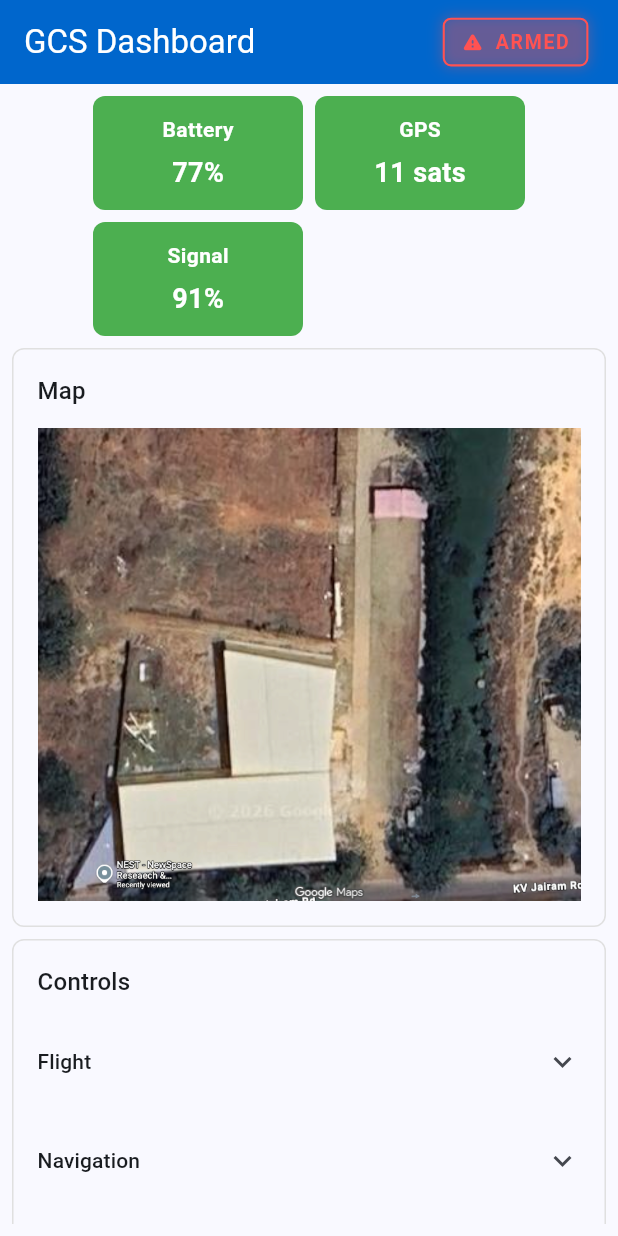
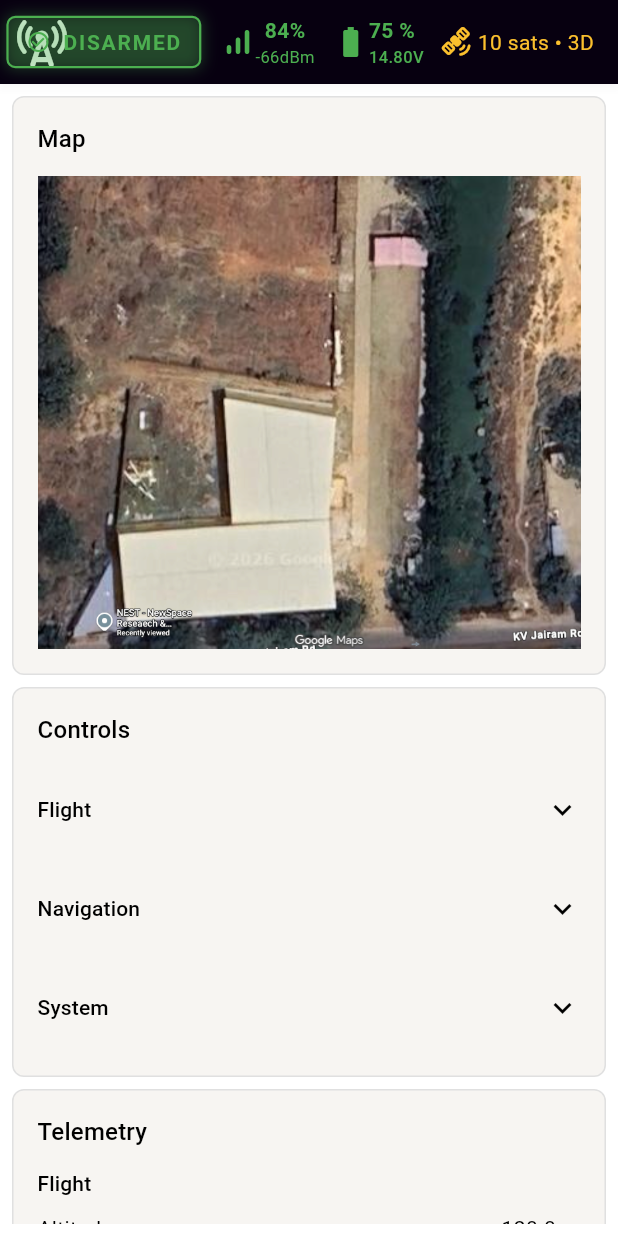
Before and after one commit to karthikeya-tummala/gcs_app, a Flutter app: the screen it shows after launch, on a phone screen of 412 x 824 dp. Run offline on Flutter 3.47's test engine with Material 3 defaults, Android fonts, the phone set to English and light mode, and no system bars.

Commit message:
Day 2 Task

```diff
--- a/lib/controllers/dashboard_controller.dart
+++ b/lib/controllers/dashboard_controller.dart
@@ -24,23 +24,53 @@ class DashboardController extends ChangeNotifier {
   int latency = 120;
 
   void start() {
-    _timer = Timer.periodic(const Duration(seconds: 2), (_) {
-      battery = (battery + _random.nextInt(11) - 5).clamp(0, 100);
-      gps = 6 + _random.nextInt(10);
-      signal = (signal + _random.nextInt(15) - 7).clamp(0, 100);
-      armed = _random.nextBool();
+    _timer = Timer.periodic(const Duration(seconds: 1), (_) {
+      if (armed) {
+        // Simulated climb/descent physics
+        verticalSpeed = (_random.nextDouble() * 2 - 1).clamp(-2, 2);
+        altitude = (altitude + verticalSpeed).clamp(0, 500);
 
-      altitude += _random.nextDouble() * 4 - 2;
-      groundSpeed = (groundSpeed + _random.nextDouble() - 0.5).clamp(0, 50);
-      verticalSpeed = _random.nextDouble() * 2 - 1;
-      heading = (heading + _random.nextInt(20) - 10) % 360;
+        // Ground speed tied to activity
+        groundSpeed = (groundSpeed + (_random.nextDouble() - 0.5))
+            .clamp(0, 20);
 
-      voltage = 14.0 + _random.nextDouble();
-      current = 8 + _random.nextDouble() * 4;
-      consumed += 0.05;
+        // Battery drain proportional to current
+        current = 6 + groundSpeed * 0.4;
+        voltage = (voltage - 0.005).clamp(13.5, 16.8);
+        consumed += current * 0.0003;
+        battery = (battery - 1).clamp(0, 100);
+      }
 
-      rssi = -70 + _random.nextInt(15);
-      latency = 100 + _random.nextInt(50);
+      // GPS realistic range
+      gps = 10 + _random.nextInt(8); // 10–17 sats
+
+      // Signal affects RSSI
+
+      const int targetSignal = 88;
+
+      // Mean reversion
+      signal += ((targetSignal - signal) * 0.15).round();
+
+      // Small noise
+      signal += _random.nextInt(5) - 2;
+
+      // Rare dip
+      if (_random.nextDouble() < 0.02) {
+        signal -= 20;
+      }
+
+      // Clamp
+      signal = signal.clamp(60, 100);
+
+      // Realistic RSSI mapping
+      rssi = -90 + (signal - 60);
+
+      // Latency correlation
+      latency = (200 - signal).clamp(40, 200);
+
+
+      // Heading continuous rotation
+      heading = (heading + _random.nextInt(10)) % 360;
 
       notifyListeners();
     });
--- a/lib/main.dart
+++ b/lib/main.dart
@@ -14,7 +14,24 @@ class MyApp extends StatelessWidget {
       debugShowCheckedModeBanner: false,
       title: 'Ground Control Station',
       theme: ThemeData(
-        colorScheme: .fromSeed(seedColor: const Color(0x0066CC)),
+        scaffoldBackgroundColor: Colors.white,
+
+        colorScheme: const ColorScheme.light(
+          surface: Color(0xFFF7F5F2), // subtle cream over white
+        ),
+
+        cardColor: const Color(0xFFF7F5F2),
+
+        appBarTheme: const AppBarTheme(
+          backgroundColor: Colors.black,
+          elevation: 2,
+          foregroundColor: Colors.white,
+          shadowColor: Colors.black12,
+        ),
+
+        bottomSheetTheme: const BottomSheetThemeData(
+          backgroundColor: Color(0xFFF7F5F2),
+        ),
       ),
       home: const DashboardScreen(),
     );
--- a/lib/models/status_type.dart
+++ /dev/null
@@ -1,6 +0,0 @@
-enum StatusType {
-  battery,
-  gps,
-  signal,
-  armed,
-}
--- a/lib/screens/dashboard_screen.dart
+++ b/lib/screens/dashboard_screen.dart
@@ -1,11 +1,12 @@
 import 'package:flutter/material.dart';
+import 'package:gcs_app/widgets/battery_indicator.dart';
+import 'package:gcs_app/widgets/gps_indicator.dart';
+import 'package:gcs_app/widgets/signal_indicator.dart';
 import '../controllers/dashboard_controller.dart';
-import '../widgets/status_card.dart';
 import '../widgets/armed_indicator.dart';
 import '../widgets/controls_panel.dart';
 import '../widgets/telemetry_panel.dart';
 import '../widgets/map_panel.dart';
-import '../models/status_type.dart';
 
 class DashboardScreen extends StatefulWidget {
   const DashboardScreen({super.key});
@@ -39,47 +40,31 @@ class _DashboardScreenState extends State<DashboardScreen> {
 
     return Scaffold(
       appBar: AppBar(
-        backgroundColor: const Color(0xFF0066CC),
-        foregroundColor: Colors.white,
+        leading: Icon(Icons.cell_tower_rounded, size: 40),
         title: const Text('GCS Dashboard'),
         actions: [
-          ArmedIndicator(isArmed: controller.armed),
-          const SizedBox(width: 16),
+          Padding(
+            padding: const EdgeInsets.only(right: 12),
+            child: ArmedIndicator(isArmed: controller.armed),
+          ),
+          Padding(
+            padding: const EdgeInsets.only(right: 12),
+            child: SignalIndicator(signalStrength: controller.rssi, signalPercentage: controller.signal)
+          ),
+          Padding(
+            padding: const EdgeInsets.only(right: 12),
+            child: BatteryIndicator(batteryPercentage: controller.battery, voltage: controller.voltage)
+          ),
+          Padding(
+              padding: const EdgeInsets.only(right: 16),
+              child: GPSIndicator(gps: controller.gps),
+          ),
         ],
       ),
       body: SafeArea(
         child: Padding(
           padding: const EdgeInsets.all(panelSpacing),
-          child: Column(
-            children: [
-              Wrap(
-                spacing: 8,
-                runSpacing: 8,
-                children: [
-                  StatusCard(
-                    title: 'Battery',
-                    value: '${controller.battery}%',
-                    valueInt: controller.battery,
-                    type: StatusType.battery,
-                  ),
-                  StatusCard(
-                    title: 'GPS',
-                    value: '${controller.gps} sats',
-                    valueInt: controller.gps,
-                    type: StatusType.gps,
-                  ),
-                  StatusCard(
-                    title: 'Signal',
-                    value: '${controller.signal}%',
-                    valueInt: controller.signal,
-                    type: StatusType.signal,
-                  ),
-                ],
-              ),
-              const SizedBox(height: panelSpacing),
-              Expanded(child: _responsiveBody(width)),
-            ],
-          ),
+          child: _responsiveBody(width),
         ),
       ),
     );
--- /dev/null
+++ b/lib/widgets/battery_indicator.dart
@@ -0,0 +1,57 @@
+import 'package:flutter/material.dart';
+
+class BatteryIndicator extends StatelessWidget {
+  final int batteryPercentage;
+  final double voltage;
+
+  const BatteryIndicator({required this.batteryPercentage, required this.voltage, super.key});
+
+  @override
+  Widget build(BuildContext context) {
+    IconData icon;
+    Color color;
+
+    if (batteryPercentage >= 70) {
+      icon = Icons.battery_full;
+      color = Colors.green;
+    } else if (batteryPercentage >= 50) {
+      icon = Icons.battery_4_bar;
+      color = Colors.green;
+    } else if (batteryPercentage >= 20) {
+      icon = Icons.battery_3_bar;
+      color = Colors.orange;
+    } else {
+      icon = Icons.battery_1_bar;
+      color = Colors.red;
+    }
+
+    return Row(
+      mainAxisSize: MainAxisSize.min,
+      crossAxisAlignment: CrossAxisAlignment.center,
+      children: [
+        Icon(icon, color: color),
+        Column(
+          mainAxisSize: MainAxisSize.min,
+          crossAxisAlignment: CrossAxisAlignment.start,
+          children: [
+            Text(
+              '$batteryPercentage %',
+              style: TextStyle(
+                color: color,
+                fontWeight: FontWeight.w700
+              ),
+            ),
+            Text(
+              '${voltage.toStringAsFixed(2)}V',
+              style: TextStyle(
+                color: color,
+                fontSize: 11,
+                fontWeight: FontWeight.w500
+              ),
+            ),
+          ],
+        )
+      ],
+    );
+  }
+}
--- /dev/null
+++ b/lib/widgets/gps_indicator.dart
@@ -0,0 +1,41 @@
+import 'package:flutter/material.dart';
+
+class GPSIndicator extends StatelessWidget {
+  final int gps;
+
+  const GPSIndicator({required this.gps, super.key});
+
+  Color _getColor() {
+    if (gps <= 5) return Colors.red;
+    if (gps <= 9) return Colors.orange;
+    if (gps <= 12) return Colors.yellow.shade700;
+    return Colors.green;
+  }
+
+  String _getFixLabel() {
+    if (gps <= 5) return "No Fix";
+    if (gps <= 9) return "2D";
+    return "3D";
+  }
+
+  @override
+  Widget build(BuildContext context) {
+    final color = _getColor();
+
+    return Row(
+      mainAxisSize: MainAxisSize.min,
+      children: [
+        Icon(
+          Icons.satellite_alt_rounded,
+          color: color,
+          size: 20,
+        ),
+        const SizedBox(width: 4),
+        Text(
+          "$gps sats • ${_getFixLabel()}",
+          style: TextStyle(color: color),
+        ),
+      ],
+    );
+  }
+}
--- /dev/null
+++ b/lib/widgets/signal_indicator.dart
@@ -0,0 +1,52 @@
+import 'package:flutter/material.dart';
+
+class SignalIndicator extends StatelessWidget{
+
+  final int signalStrength;
+  final int signalPercentage;
+
+  const SignalIndicator({required this.signalStrength, required this.signalPercentage, super.key});
+
+  @override
+  Widget build(BuildContext context) {
+    IconData icon;
+    Color color;
+
+    if (signalPercentage >= 70) {
+      icon = Icons.signal_cellular_alt_rounded;
+      color = Colors.green;
+    } else if (signalPercentage >= 50) {
+      icon = Icons.signal_cellular_alt_2_bar_rounded;
+      color = Colors.yellow;
+    } else {
+      icon = Icons.signal_cellular_alt_1_bar_rounded;
+      color = Colors.red;
+    }
+
+    return Row(
+      children: [
+        Icon(icon, color: color),
+        Column(
+          mainAxisSize: MainAxisSize.min,
+          crossAxisAlignment: CrossAxisAlignment.center,
+          children: [
+            Text(
+              '${signalPercentage}%',
+              style: TextStyle(
+                color: color,
+                fontWeight: FontWeight.w700,
+              ),
+            ),
+            Text(
+              '${signalStrength}dBm',
+              style: TextStyle(
+                color: color,
+                fontSize: 11,
+              ),
+            )
+          ],
+        )
+      ],
+    );
+  }
+}
--- a/lib/widgets/status_card.dart
+++ /dev/null
@@ -1,104 +0,0 @@
-import 'package:flutter/material.dart';
-import '../models/status_type.dart';
-
-class StatusCard extends StatefulWidget {
-  final String title;
-  final String value;
-  final int valueInt;
-  final StatusType type;
-
-  const StatusCard({
-    super.key,
-    required this.title,
-    required this.value,
-    required this.valueInt,
-    required this.type,
-  });
-
-  @override
-  State<StatusCard> createState() => _StatusCardState();
-}
-
-class _StatusCardState extends State<StatusCard>
-    with SingleTickerProviderStateMixin {
-  late AnimationController _pulseController;
-
-  @override
-  void initState() {
-    super.initState();
-    _pulseController = AnimationController(
-      vsync: this,
-      duration: const Duration(milliseconds: 800),
-      lowerBound: 0.95,
-      upperBound: 1.05,
-    );
-
-    if (widget.type == StatusType.armed) {
-      _pulseController.repeat(reverse: true);
-    }
-  }
-
-  @override
-  void dispose() {
-    _pulseController.dispose();
-    super.dispose();
-  }
-
-  Color _backgroundColor() {
-    switch (widget.type) {
-      case StatusType.battery:
-        if (widget.valueInt < 20) return Colors.red;
-        if (widget.valueInt < 50) return Colors.orange;
-        return Colors.green;
-
-      case StatusType.signal:
-        if (widget.valueInt < 30) return Colors.red;
-        if (widget.valueInt < 60) return Colors.orange;
-        return Colors.green;
-
-      case StatusType.gps:
-        return widget.valueInt < 6 ? Colors.red : Colors.green;
-
-      case StatusType.armed:
-        return widget.valueInt == 1 ? Colors.red : Colors.grey;
-    }
-  }
-
-  @override
-  Widget build(BuildContext context) {
-    final bgColor = _backgroundColor();
-
-    final card = AnimatedContainer(
-      duration: const Duration(milliseconds: 500),
-      padding: const EdgeInsets.all(12),
-      width: 140,
-      decoration: BoxDecoration(
-        color: bgColor,
-        borderRadius: BorderRadius.circular(8),
-      ),
-      child: Column(
-        mainAxisSize: MainAxisSize.min,
-        children: [
-          Text(widget.title,
-              style: const TextStyle(
-                  color: Colors.white, fontWeight: FontWeight.bold)),
-          const SizedBox(height: 6),
-          Text(widget.value,
-              style: const TextStyle(
-                  color: Colors.white,
-                  fontSize: 18,
-                  fontWeight: FontWeight.bold)),
-        ],
-      ),
-    );
-
-    if (widget.type == StatusType.armed && widget.valueInt == 1) {
-      return ScaleTransition(
-        scale: _pulseController,
-        child: card,
-      );
-    }
-
-    return card;
-  }
-}
```
